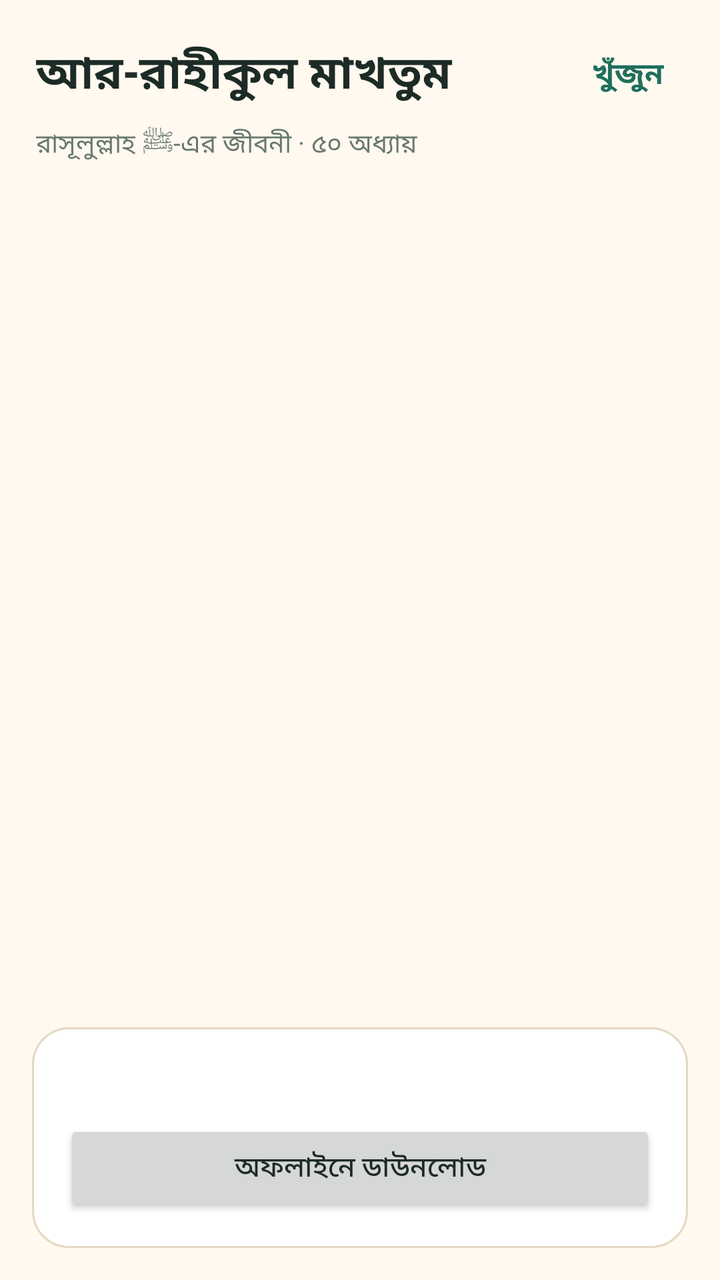
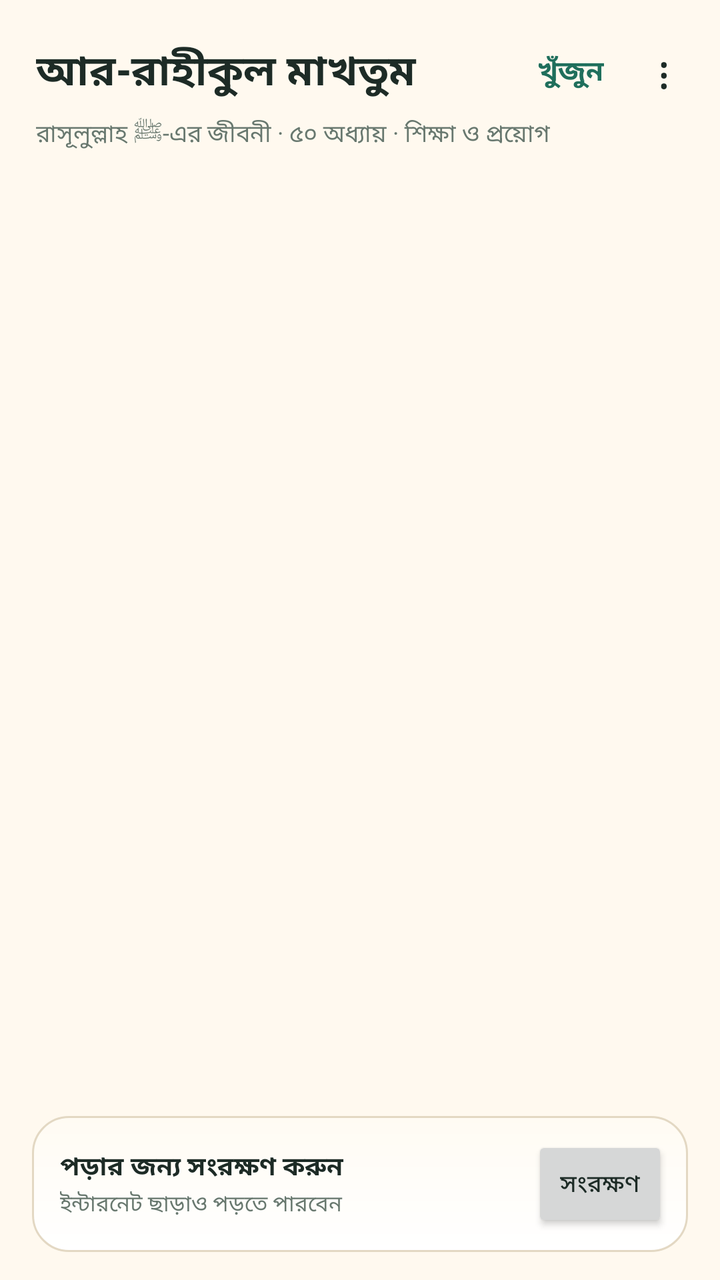

Two renders of the same Android screen: before a commit and after it. Below are the layout's source before the change and the commit's diff.
<!-- AndroidManifest.xml: application theme Theme.Seerah -->
<!-- res/layout/activity_seerah_index.xml -->
<?xml version="1.0" encoding="utf-8"?>
<LinearLayout xmlns:android="http://schemas.android.com/apk/res/android"
    android:layout_width="match_parent"
    android:layout_height="match_parent"
    android:orientation="vertical">

    <LinearLayout
        android:layout_width="match_parent"
        android:layout_height="wrap_content"
        android:gravity="center_vertical"
        android:orientation="horizontal"
        android:paddingStart="18dp"
        android:paddingTop="16dp"
        android:paddingEnd="18dp"
        android:paddingBottom="4dp">

        <TextView
            android:id="@+id/seerah_index_title"
            android:layout_width="0dp"
            android:layout_height="wrap_content"
            android:layout_weight="1"
            android:text="@string/seerah_title"
            android:textColor="@color/seerah_text"
            android:textSize="23sp"
            android:textStyle="bold" />

        <TextView
            android:id="@+id/seerah_index_search"
            android:layout_width="wrap_content"
            android:layout_height="wrap_content"
            android:background="?android:attr/selectableItemBackgroundBorderless"
            android:contentDescription="@string/seerah_search"
            android:padding="10dp"
            android:text="@string/seerah_search"
            android:textColor="@color/seerah_accent"
            android:textSize="15sp"
            android:textStyle="bold" />
    </LinearLayout>

    <TextView
        android:layout_width="match_parent"
        android:layout_height="wrap_content"
        android:paddingStart="18dp"
        android:paddingEnd="18dp"
        android:paddingBottom="10dp"
        android:text="@string/seerah_subtitle"
        android:textColor="@color/seerah_muted"
        android:textSize="13sp" />

    <FrameLayout
        android:layout_width="match_parent"
        android:layout_height="0dp"
        android:layout_weight="1">

        <androidx.recyclerview.widget.RecyclerView
            android:id="@+id/seerah_index_list"
            android:layout_width="match_parent"
            android:layout_height="match_parent"
            android:clipToPadding="false"
            android:paddingStart="16dp"
            android:paddingTop="6dp"
            android:paddingEnd="16dp"
            android:paddingBottom="12dp"
            android:scrollbars="vertical" />

        <ProgressBar
            android:id="@+id/seerah_index_loading"
            android:layout_width="wrap_content"
            android:layout_height="wrap_content"
            android:layout_gravity="center"
            android:indeterminate="true" />

        <LinearLayout
            android:id="@+id/seerah_index_error_box"
            android:layout_width="match_parent"
            android:layout_height="wrap_content"
            android:layout_gravity="center"
            android:gravity="center"
            android:orientation="vertical"
            android:padding="24dp"
            android:visibility="gone">

            <TextView
                android:id="@+id/seerah_index_error"
                android:layout_width="match_parent"
                android:layout_height="wrap_content"
                android:gravity="center"
                android:textColor="@color/seerah_muted"
                android:textSize="15sp" />

            <Button
                android:id="@+id/seerah_index_retry"
                android:layout_width="wrap_content"
                android:layout_height="wrap_content"
                android:layout_marginTop="12dp"
                android:text="@string/seerah_retry" />
        </LinearLayout>
    </FrameLayout>

    <LinearLayout
        android:layout_width="match_parent"
        android:layout_height="wrap_content"
        android:layout_marginStart="16dp"
        android:layout_marginEnd="16dp"
        android:layout_marginBottom="16dp"
        android:background="@drawable/seerah_card_background"
        android:orientation="vertical"
        android:padding="16dp">

        <TextView
            android:id="@+id/seerah_offline_status"
            android:layout_width="match_parent"
            android:layout_height="wrap_content"
            android:textColor="@color/seerah_text"
            android:textSize="15sp"
            android:textStyle="bold" />

        <TextView
            android:id="@+id/seerah_offline_size"
            android:layout_width="match_parent"
            android:layout_height="wrap_content"
            android:layout_marginTop="2dp"
            android:textColor="@color/seerah_muted"
            android:textSize="13sp"
            android:visibility="gone" />

        <LinearLayout
            android:layout_width="match_parent"
            android:layout_height="wrap_content"
            android:layout_marginTop="10dp"
            android:orientation="horizontal">

            <Button
                android:id="@+id/seerah_download"
                android:layout_width="0dp"
                android:layout_height="wrap_content"
                android:layout_weight="1"
                android:text="@string/seerah_offline_download" />

            <Button
                android:id="@+id/seerah_delete"
                android:layout_width="wrap_content"
                android:layout_height="wrap_content"
                android:layout_marginStart="8dp"
                android:text="@string/seerah_offline_delete"
                android:visibility="gone" />
        </LinearLayout>

        <ProgressBar
            android:id="@+id/seerah_download_progress"
            style="?android:attr/progressBarStyleHorizontal"
            android:layout_width="match_parent"
            android:layout_height="wrap_content"
            android:layout_marginTop="8dp"
            android:max="100"
            android:visibility="gone" />

        <TextView
            android:id="@+id/seerah_download_percent"
            android:layout_width="match_parent"
            android:layout_height="wrap_content"
            android:layout_marginTop="2dp"
            android:textColor="@color/seerah_muted"
            android:textSize="12sp"
            android:visibility="gone" />
    </LinearLayout>
</LinearLayout>
<!-- resources referenced by this layout -->
<resources>
  <color name="seerah_accent">#1F6F5C</color>
  <color name="seerah_muted">#68786F</color>
  <color name="seerah_text">#1D2B26</color>
  <!-- drawable seerah_card_background (drawable) -->
  <?xml version="1.0" encoding="utf-8"?>
  <shape xmlns:android="http://schemas.android.com/apk/res/android" android:shape="rectangle">
      <corners android:radius="18dp" />
      <solid android:color="@color/seerah_card" />
      <stroke android:width="1dp" android:color="@color/seerah_stroke" />
  </shape>
  <string name="seerah_offline_delete">মুছুন</string>
  <string name="seerah_offline_download">অফলাইনে ডাউনলোড</string>
  <string name="seerah_retry">আবার চেষ্টা করুন</string>
  <string name="seerah_search">খুঁজুন</string>
  <string name="seerah_subtitle">রাসূলুল্লাহ ﷺ-এর জীবনী · ৫০ অধ্যায়</string>
  <string name="seerah_title">আর-রাহীকুল মাখতুম</string>
  <style name="Theme.Seerah" parent="android:Theme.Material.Light.NoActionBar">
          <item name="android:colorAccent">@color/seerah_accent</item>
          <item name="android:windowBackground">@color/seerah_bg</item>
          <item name="android:statusBarColor">@color/seerah_bg</item>
          <item name="android:navigationBarColor">@color/seerah_bg</item>
          <item name="android:windowLightStatusBar" tools:targetApi="23">true</item>
          <item name="android:windowLightNavigationBar" tools:targetApi="27">true</item>
          <item name="android:textColorPrimary">@color/seerah_text</item>
          <item name="android:textColorSecondary">@color/seerah_muted</item>
      </style>
  <color name="seerah_card">#FFFFFF</color>
  <color name="seerah_stroke">#E3D8C3</color>
  <color name="seerah_bg">#FFF9EF</color>
</resources>

<!-- the commit's change to res/layout/activity_seerah_index.xml (unified diff, before → after) -->
@@ -10,9 +10,8 @@
         android:gravity="center_vertical"
         android:orientation="horizontal"
         android:paddingStart="18dp"
-        android:paddingTop="16dp"
-        android:paddingEnd="18dp"
-        android:paddingBottom="4dp">
+        android:paddingTop="14dp"
+        android:paddingEnd="8dp">
 
         <TextView
             android:id="@+id/seerah_index_title"
@@ -21,31 +20,63 @@
             android:layout_weight="1"
             android:text="@string/seerah_title"
             android:textColor="@color/seerah_text"
-            android:textSize="23sp"
+            android:textSize="21sp"
             android:textStyle="bold" />
 
         <TextView
             android:id="@+id/seerah_index_search"
             android:layout_width="wrap_content"
-            android:layout_height="wrap_content"
+            android:layout_height="44dp"
             android:background="?android:attr/selectableItemBackgroundBorderless"
             android:contentDescription="@string/seerah_search"
-            android:padding="10dp"
+            android:gravity="center"
+            android:paddingStart="10dp"
+            android:paddingEnd="10dp"
             android:text="@string/seerah_search"
             android:textColor="@color/seerah_accent"
-            android:textSize="15sp"
+            android:textSize="14sp"
             android:textStyle="bold" />
+
+        <TextView
+            android:id="@+id/seerah_index_menu"
+            android:layout_width="40dp"
+            android:layout_height="44dp"
+            android:background="?android:attr/selectableItemBackgroundBorderless"
+            android:contentDescription="@string/seerah_menu"
+            android:gravity="center"
+            android:text="⋮"
+            android:textColor="@color/seerah_text"
+            android:textSize="22sp" />
     </LinearLayout>
 
     <TextView
+        android:id="@+id/seerah_index_subtitle"
         android:layout_width="match_parent"
         android:layout_height="wrap_content"
         android:paddingStart="18dp"
         android:paddingEnd="18dp"
-        android:paddingBottom="10dp"
         android:text="@string/seerah_subtitle"
         android:textColor="@color/seerah_muted"
-        android:textSize="13sp" />
+        android:textSize="12sp" />
+
+    <TextView
+        android:id="@+id/seerah_library_chip"
+        android:layout_width="wrap_content"
+        android:layout_height="wrap_content"
+        android:layout_marginStart="18dp"
+        android:layout_marginTop="7dp"
+        android:layout_marginEnd="18dp"
+        android:background="@drawable/seerah_chip_background"
+        android:ellipsize="end"
+        android:maxLines="1"
+        android:paddingStart="10dp"
+        android:paddingTop="4dp"
+        android:paddingEnd="10dp"
+        android:paddingBottom="4dp"
+        android:textColor="@color/seerah_accent"
+        android:textSize="11sp"
+        android:textStyle="bold"
+        android:visibility="gone" />
 
     <FrameLayout
         android:layout_width="match_parent"
@@ -58,7 +89,7 @@
             android:layout_height="match_parent"
             android:clipToPadding="false"
             android:paddingStart="16dp"
-            android:paddingTop="6dp"
+            android:paddingTop="10dp"
             android:paddingEnd="16dp"
             android:paddingBottom="12dp"
             android:scrollbars="vertical" />
@@ -98,70 +129,71 @@
     </FrameLayout>
 
     <LinearLayout
+        android:id="@+id/seerah_promo"
         android:layout_width="match_parent"
         android:layout_height="wrap_content"
         android:layout_marginStart="16dp"
         android:layout_marginEnd="16dp"
-        android:layout_marginBottom="16dp"
+        android:layout_marginBottom="14dp"
         android:background="@drawable/seerah_card_background"
-        android:orientation="vertical"
-        android:padding="16dp">
-
-        <TextView
-            android:id="@+id/seerah_offline_status"
-            android:layout_width="match_parent"
-            android:layout_height="wrap_content"
-            android:textColor="@color/seerah_text"
-            android:textSize="15sp"
-            android:textStyle="bold" />
-
-        <TextView
-            android:id="@+id/seerah_offline_size"
-            android:layout_width="match_parent"
-            android:layout_height="wrap_content"
-            android:layout_marginTop="2dp"
-            android:textColor="@color/seerah_muted"
-            android:textSize="13sp"
-            android:visibility="gone" />
+        android:gravity="center_vertical"
+        android:orientation="horizontal"
+        android:paddingStart="14dp"
+        android:paddingTop="10dp"
+        android:paddingEnd="10dp"
+        android:paddingBottom="10dp">
 
         <LinearLayout
-            android:layout_width="match_parent"
+            android:layout_width="0dp"
             android:layout_height="wrap_content"
-            android:layout_marginTop="10dp"
-            android:orientation="horizontal">
+            android:layout_weight="1"
+            android:orientation="vertical">
 
-            <Button
-                android:id="@+id/seerah_download"
-                android:layout_width="0dp"
+            <TextView
+                android:id="@+id/seerah_promo_text"
+                android:layout_width="match_parent"
                 android:layout_height="wrap_content"
-                android:layout_weight="1"
-                android:text="@string/seerah_offline_download" />
+                android:text="@string/seerah_promo_text"
+                android:textColor="@color/seerah_text"
+                android:textSize="13sp"
+                android:textStyle="bold" />
 
-            <Button
-                android:id="@+id/seerah_delete"
-                android:layout_width="wrap_content"
+            <TextView
+                android:id="@+id/seerah_promo_hint"
+                android:layout_width="match_parent"
                 android:layout_height="wrap_content"
-                android:layout_marginStart="8dp"
-                android:text="@string/seerah_offline_delete"
+                android:layout_marginTop="1dp"
+                android:text="@string/seerah_promo_hint"
+                android:textColor="@color/seerah_muted"
+                android:textSize="11sp" />
+
+            <ProgressBar
+                android:id="@+id/seerah_download_progress"
+                style="?android:attr/progressBarStyleHorizontal"
+                android:layout_width="match_parent"
+                android:layout_height="wrap_content"
+                android:layout_marginTop="6dp"
+                android:max="100"
+                android:visibility="gone" />
+
+            <TextView
+                android:id="@+id/seerah_download_percent"
+                android:layout_width="match_parent"
+                android:layout_height="wrap_content"
+                android:textColor="@color/seerah_muted"
+                android:textSize="11sp"
                 android:visibility="gone" />
         </LinearLayout>
 
-        <ProgressBar
-            android:id="@+id/seerah_download_progress"
-            style="?android:attr/progressBarStyleHorizontal"
-            android:layout_width="match_parent"
+        <Button
+            android:id="@+id/seerah_save"
+            android:layout_width="wrap_content"
             android:layout_height="wrap_content"
-            android:layout_marginTop="8dp"
-            android:max="100"
-            android:visibility="gone" />
-
-        <TextView
-            android:id="@+id/seerah_download_percent"
-            android:layout_width="match_parent"
-            android:layout_height="wrap_content"
-            android:layout_marginTop="2dp"
-            android:textColor="@color/seerah_muted"
-            android:textSize="12sp"
-            android:visibility="gone" />
+            android:layout_marginStart="10dp"
+            android:minWidth="0dp"
+            android:paddingStart="14dp"
+            android:paddingEnd="14dp"
+            android:text="@string/seerah_save"
+            android:textSize="12sp" />
     </LinearLayout>
 </LinearLayout>
<!-- resource entries referenced after the edit -->
@@ -7,14 +7,26 @@
   <?xml version="1.0" encoding="utf-8"?>
   <shape xmlns:android="http://schemas.android.com/apk/res/android" android:shape="rectangle">
       <corners android:radius="18dp" />
-      <solid android:color="@color/seerah_card" />
+      <gradient
+          android:angle="90"
+          android:endColor="@color/seerah_card_end"
+          android:startColor="@color/seerah_card" />
       <stroke android:width="1dp" android:color="@color/seerah_stroke" />
   </shape>
-  <string name="seerah_offline_delete">মুছুন</string>
-  <string name="seerah_offline_download">অফলাইনে ডাউনলোড</string>
+  <!-- drawable seerah_chip_background (drawable) -->
+  <?xml version="1.0" encoding="utf-8"?>
+  <shape xmlns:android="http://schemas.android.com/apk/res/android" android:shape="rectangle">
+      <corners android:radius="20dp" />
+      <solid android:color="@android:color/transparent" />
+      <stroke android:width="1dp" android:color="@color/seerah_accent" />
+  </shape>
+  <string name="seerah_menu">মেনু</string>
+  <string name="seerah_promo_hint">ইন্টারনেট ছাড়াও পড়তে পারবেন</string>
+  <string name="seerah_promo_text">পড়ার জন্য সংরক্ষণ করুন</string>
   <string name="seerah_retry">আবার চেষ্টা করুন</string>
+  <string name="seerah_save">সংরক্ষণ</string>
   <string name="seerah_search">খুঁজুন</string>
-  <string name="seerah_subtitle">রাসূলুল্লাহ ﷺ-এর জীবনী · ৫০ অধ্যায়</string>
+  <string name="seerah_subtitle">রাসূলুল্লাহ ﷺ-এর জীবনী · ৫০ অধ্যায় · শিক্ষা ও প্রয়োগ</string>
   <string name="seerah_title">আর-রাহীকুল মাখতুম</string>
   <style name="Theme.Seerah" parent="android:Theme.Material.Light.NoActionBar">
           <item name="android:colorAccent">@color/seerah_accent</item>
@@ -26,6 +38,7 @@
           <item name="android:textColorPrimary">@color/seerah_text</item>
           <item name="android:textColorSecondary">@color/seerah_muted</item>
       </style>
+  <color name="seerah_card_end">#FFFBF3</color>
   <color name="seerah_card">#FFFFFF</color>
   <color name="seerah_stroke">#E3D8C3</color>
   <color name="seerah_bg">#FFF9EF</color>
